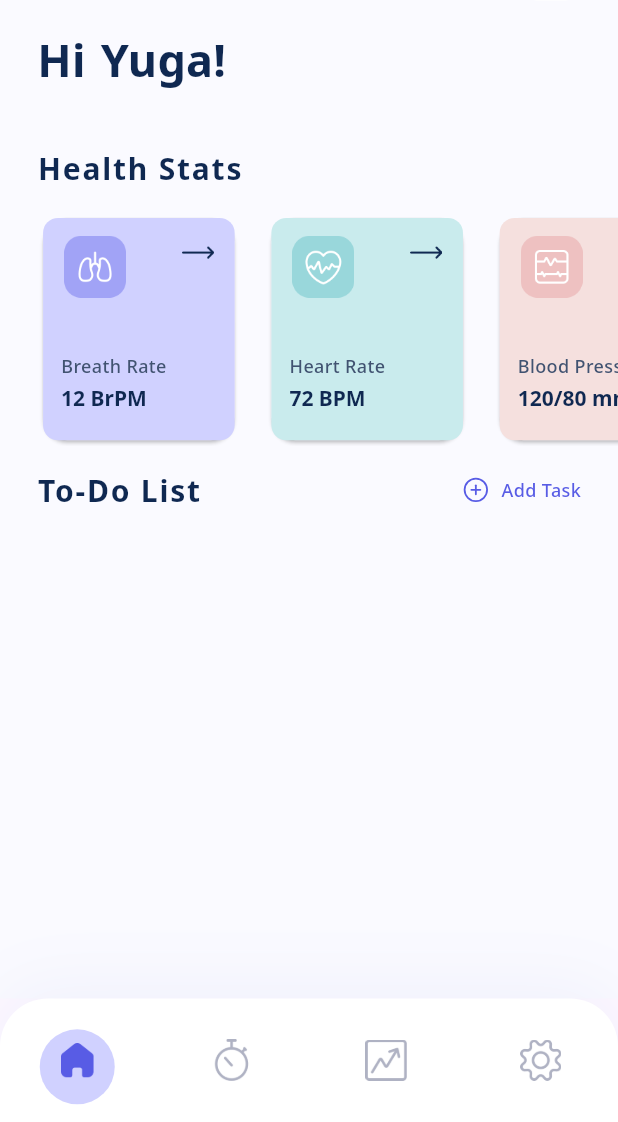
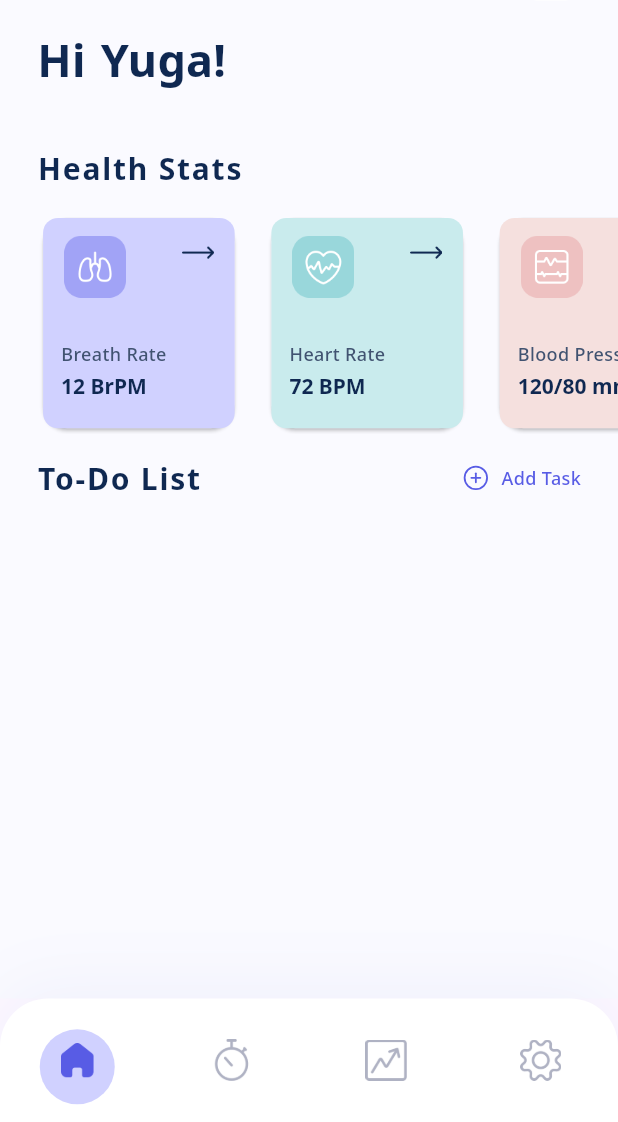
Before and after one commit to YugaJ7/OneLook, a Flutter app: the screen it shows after launch, on a phone screen of 412 x 824 dp, the part 114-1236 px from its top. Run offline on Flutter 3.47's test engine with Material 3 defaults, Android fonts, the phone set to English and light mode, and no system bars; our stand-ins replace flutter_svg, get, google_fonts.

Commit message:
Refactor text styles and update stats card implementation for better readability and maintainability

```diff
--- a/lib/components/style/text.dart
+++ b/lib/components/style/text.dart
@@ -42,7 +42,6 @@ class TextStyles {
         color: textcolor,
         fontSize: 14,
         fontWeight: FontWeight.normal,
-        letterSpacing: 1.2,
         //wordSpacing: 2,
         height: 1.50);
     bodytext3 = GoogleFonts.notoSans(
--- a/lib/components/widgets/card/stats_card.dart
+++ b/lib/components/widgets/card/stats_card.dart
@@ -30,7 +30,6 @@ class StatsCard extends StatelessWidget {
         onTap: onPressed,
         child: Container(
           width: screenWidth * 0.31,
-          height: screenHeight * 0.18,
           padding: const EdgeInsets.all(12.0),
           decoration: BoxDecoration(
             color: color,
--- a/lib/screens/auth/forgot.dart
+++ b/lib/screens/auth/forgot.dart
@@ -2,7 +2,7 @@ import 'package:flutter/material.dart';
 import 'package:get/get.dart';
 import 'package:onelook/components/style/button.dart';
 import 'package:onelook/components/widgets/buttons/elevated_button.dart';
-import 'package:onelook/components/widgets/textfield/text_field.dart';
+import 'package:onelook/components/widgets/textfield/auth_text_field.dart';
 import '../../components/style/text.dart';
 import '../../constants/app_color.dart';
 import '../../controllers/forgot_controller.dart';
--- a/lib/screens/auth/login.dart
+++ b/lib/screens/auth/login.dart
@@ -3,7 +3,7 @@ import 'package:get/get.dart';
 import 'package:onelook/components/style/button.dart';
 import 'package:onelook/components/widgets/buttons/elevated_button.dart';
 import 'package:onelook/components/widgets/buttons/social_button.dart';
-import 'package:onelook/components/widgets/textfield/text_field.dart';
+import 'package:onelook/components/widgets/textfield/auth_text_field.dart';
 import '../../components/style/text.dart';
 import '../../constants/app_color.dart';
 import '../../controllers/login_controller.dart';
--- a/lib/screens/auth/sign_up.dart
+++ b/lib/screens/auth/sign_up.dart
@@ -2,7 +2,7 @@ import 'package:flutter/material.dart';
 import 'package:get/get.dart';
 import 'package:onelook/components/style/button.dart';
 import 'package:onelook/components/widgets/buttons/elevated_button.dart';
-import 'package:onelook/components/widgets/textfield/text_field.dart';
+import 'package:onelook/components/widgets/textfield/auth_text_field.dart';
 import '../../components/style/text.dart';
 import '../../components/widgets/buttons/social_button.dart';
 import '../../constants/app_color.dart';
--- a/lib/screens/home/home.dart
+++ b/lib/screens/home/home.dart
@@ -1,5 +1,6 @@
 import 'package:flutter/material.dart';
 import 'package:flutter_svg/svg.dart';
+import 'package:get/get.dart';
 import 'package:onelook/components/style/button.dart';
 import 'package:onelook/components/style/text.dart';
 import 'package:onelook/components/widgets/buttons/outlined_button.dart';
@@ -11,6 +12,39 @@ class HomeScreen extends StatelessWidget {
 
   @override
   Widget build(BuildContext context) {
+    final List<Map<String, dynamic>> _stats = [
+      {
+        'title': 'Breath Rate',
+        'rate': '12 BrPM',
+        'icon': 'assets/icons/stats_breath.png',
+        'color': AppColors.violetLight,
+      },
+      {
+        'title': 'Heart Rate',
+        'rate': '72 BPM',
+        'icon': 'assets/icons/stats_heart.png',
+        'color': AppColors.waterLight,
+      },
+      {
+        'title': 'Blood Pressure',
+        'rate': '120/80 mmHg',
+        'icon': 'assets/icons/stats_blood.png',
+        'color': AppColors.peachLight,
+      },
+      {
+        'title': 'ECG',
+        'rate': '120/80 mmHg',
+        'icon': 'assets/icons/stats_ecg.png',
+        'color': AppColors.sunnyYellowLight,
+      },
+      {
+        'title': 'Body Temperature',
+        'rate': '37 °C',
+        'icon': 'assets/icons/stats_temp.png',
+        'color': AppColors.babyBlueLight,
+      },
+    ];
+
     final screenWidth = MediaQuery.of(context).size.width;
     final screenHeight = MediaQuery.of(context).size.height;
 
@@ -62,52 +96,29 @@ class HomeScreen extends StatelessWidget {
               ),
             ),
             // Health Stats Cards
-            SingleChildScrollView(
-              scrollDirection: Axis.horizontal,
-              padding: EdgeInsets.only(left: screenWidth * 0.06),
-              child: Row(
-                children: [
-                  StatsCard(
-                    title: 'Breath Rate',
-                    rate: '12 BrPM',
-                    onPressed: () {},
-                    icon: 'assets/icons/stats_breath.png',
-                    color: AppColors.violetLight,
-                  ),
-                  SizedBox(width: screenWidth * 0.04),
-                  StatsCard(
-                    title: 'Heart Rate',
-                    rate: '72 BPM',
-                    onPressed: () {},
-                    icon: 'assets/icons/stats_heart.png',
-                    color: AppColors.waterLight,
-                  ),
-                  SizedBox(width: screenWidth * 0.04),
-                  StatsCard(
-                    title: 'Blood Pressure',
-                    rate: '120/80 mmHg',
-                    onPressed: () {},
-                    icon: 'assets/icons/stats_blood.png',
-                    color: AppColors.peachLight,
-                  ),
-                  SizedBox(width: screenWidth * 0.04),
-                  StatsCard(
-                    title: 'ECG',
-                    rate: '120/80 mmHg',
-                    onPressed: () {},
-                    icon: 'assets/icons/stats_ecg.png',
-                    color: AppColors.sunnyYellowLight,
-                  ),
-                  SizedBox(width: screenWidth * 0.04),
-                  StatsCard(
-                    title: 'Body Temperature',
-                    rate: '37 °C',
-                    onPressed: () {},
-                    icon: 'assets/icons/stats_temp.png',
-                    color: AppColors.babyBlueLight,
-                  ),
-                  SizedBox(width: screenWidth * 0.06),
-                ],
+            SizedBox(
+              height: screenHeight * 0.18, // Set height according to your StatsCard
+              child: ListView.builder(
+                scrollDirection: Axis.horizontal,
+                padding: EdgeInsets.only(
+                    left: screenWidth * 0.06, right: screenWidth * 0.06),
+                itemCount: _stats.length,
+                itemBuilder: (context, index) {
+                  final stat = _stats[index];
+                  return Padding(
+                    padding: EdgeInsets.only(
+                        right: index == _stats.length - 1
+                            ? 0
+                            : screenWidth * 0.04),
+                    child: StatsCard(
+                      title: stat['title'],
+                      rate: stat['rate'],
+                      onPressed: () {}, // Customize as needed
+                      icon: stat['icon'],
+                      color: stat['color'],
+                    ),
+                  );
+                },
               ),
             ),
             SizedBox(height: 16),
@@ -158,9 +169,8 @@ class HomeScreen extends StatelessWidget {
                                           const SizedBox(height: 24),
                                           CustomOutlinedButton(
                                             text: 'Activity',
-                                            onPressed: () {
-                                              Navigator.pop(context);
-                                            },
+                                            onPressed: () =>
+                                                Navigator.pop(context),
                                             textStyle:
                                                 TextStyles.buttontext1.copyWith(
                                               color: AppColors.purplePlum,
@@ -177,9 +187,8 @@ class HomeScreen extends StatelessWidget {
                                           const SizedBox(height: 20),
                                           CustomOutlinedButton(
                                             text: 'Supplement',
-                                            onPressed: () {
-                                              Navigator.pop(context);
-                                            },
+                                            onPressed: () =>
+                                                Get.offNamed('/add_supplement'),
                                             textStyle:
                                                 TextStyles.buttontext1.copyWith(
                                               color: AppColors.purplePlum,
```
